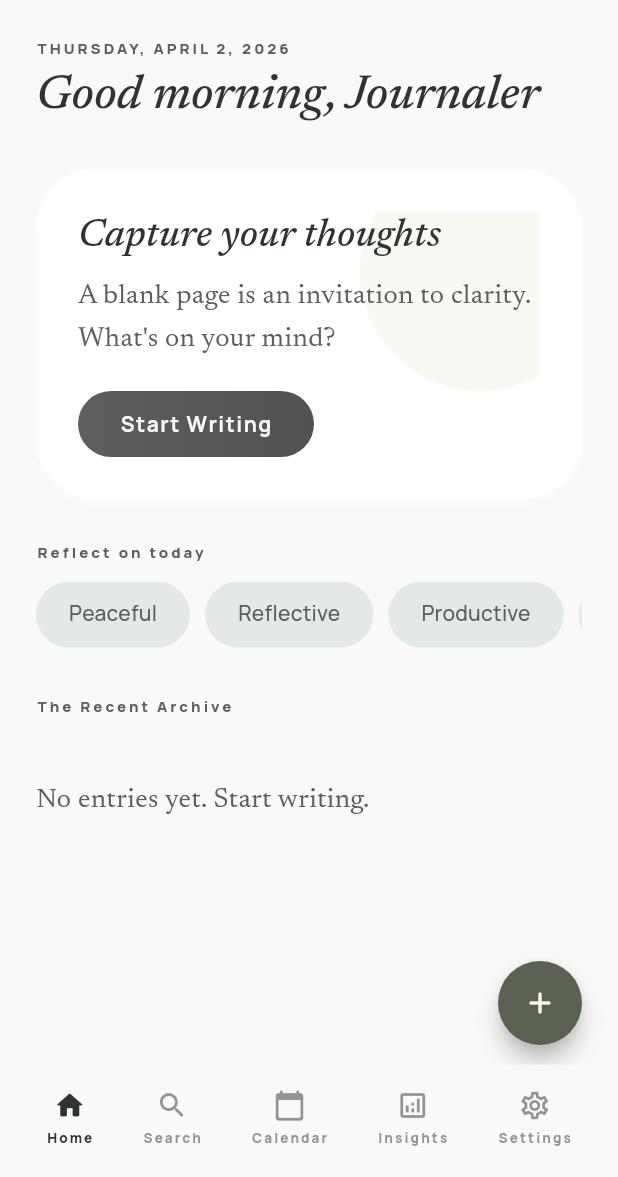
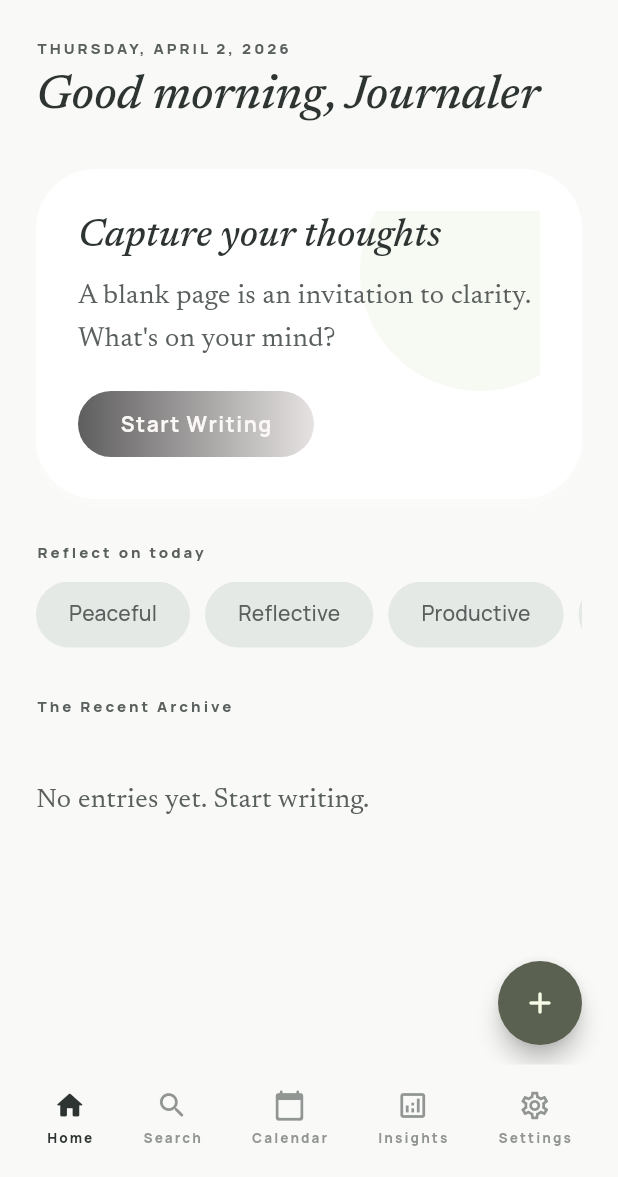
Before and after one commit to HasanSRTDMR/Memoirly, a Flutter app: the screen it shows after launch, after a tap on "SKIP", on a phone screen of 412 x 824 dp, the part 59-1236 px from its top. Run offline on Flutter 3.47's test engine with Material 3 defaults, Android fonts, the phone set to English and light mode, and no system bars; our stand-ins replace cloud_firestore, equatable, file_picker, firebase_auth, firebase_core, flutter_riverpod and 6 more; accounts and stored records are empty; network calls fail.

Commit message:
Dark Tema düzenlemesi

```diff
--- a/lib/core/error/journal_stream_error.dart
+++ b/lib/core/error/journal_stream_error.dart
@@ -1,7 +1,5 @@
 import 'package:flutter/material.dart';
 import 'package:memoirly/core/localization/app_localizations.dart';
-import 'package:memoirly/core/theme/app_colors.dart';
-
 /// Maps Firestore / network errors to user-visible text (see logcat).
 String describeJournalStreamError(Object error, AppLocalizations l) {
   final s = error.toString();
@@ -29,10 +27,10 @@ class JournalStreamErrorView extends StatelessWidget {
         child: Column(
           mainAxisAlignment: MainAxisAlignment.center,
           children: [
-            const Icon(
+            Icon(
               Icons.cloud_off_outlined,
               size: 56,
-              color: AppColors.onSurfaceVariant,
+              color: Theme.of(context).colorScheme.onSurfaceVariant,
             ),
             const SizedBox(height: 16),
             Text(
--- a/lib/core/widgets/writing_fab.dart
+++ b/lib/core/widgets/writing_fab.dart
@@ -1,6 +1,4 @@
 import 'package:flutter/material.dart';
-import 'package:memoirly/core/theme/app_colors.dart';
-
 class WritingFab extends StatelessWidget {
   const WritingFab({
     super.key,
@@ -15,14 +13,15 @@ class WritingFab extends StatelessWidget {
 
   @override
   Widget build(BuildContext context) {
+    final scheme = Theme.of(context).colorScheme;
     final bottomInset = MediaQuery.paddingOf(context).bottom;
     return Padding(
       padding: EdgeInsets.only(bottom: 72 + bottomInset, right: 8),
       child: FloatingActionButton(
         heroTag: heroTag,
         onPressed: onPressed,
-        backgroundColor: AppColors.secondary,
-        foregroundColor: AppColors.onSecondary,
+        backgroundColor: scheme.secondary,
+        foregroundColor: scheme.onSecondary,
         elevation: 6,
         child: const Icon(Icons.add_rounded),
       ),
--- a/lib/features/home/presentation/home_page.dart
+++ b/lib/features/home/presentation/home_page.dart
@@ -9,7 +9,6 @@ import 'package:memoirly/core/error/journal_stream_error.dart'
     show JournalStreamErrorView, describeJournalStreamError;
 import 'package:memoirly/core/localization/app_localizations.dart';
 import 'package:memoirly/core/localization/mood_localizations.dart';
-import 'package:memoirly/core/theme/app_colors.dart';
 import 'package:memoirly/core/widgets/archive_app_bar.dart';
 import 'package:memoirly/core/widgets/writing_fab.dart';
 import 'package:memoirly/domain/entities/journal_entry.dart';
@@ -129,6 +128,7 @@ class _StartWritingCard extends StatelessWidget {
   @override
   Widget build(BuildContext context) {
     final isDark = Theme.of(context).brightness == Brightness.dark;
+    final scheme = Theme.of(context).colorScheme;
     return Container(
       decoration: BoxDecoration(
         color: isDark ? Colors.black : Colors.white,
@@ -152,7 +152,7 @@ class _StartWritingCard extends StatelessWidget {
               height: 160,
               decoration: BoxDecoration(
                 shape: BoxShape.circle,
-                color: AppColors.secondaryContainer.withValues(alpha: 0.25),
+                color: scheme.secondaryContainer.withValues(alpha: 0.25),
               ),
             ),
           ),
@@ -173,8 +173,8 @@ class _StartWritingCard extends StatelessWidget {
               const SizedBox(height: 20),
               DecoratedBox(
                 decoration: BoxDecoration(
-                  gradient: const LinearGradient(
-                    colors: [AppColors.primary, AppColors.primaryDim],
+                  gradient: LinearGradient(
+                    colors: [scheme.primary, scheme.primaryContainer],
                   ),
                   borderRadius: BorderRadius.circular(999),
                 ),
@@ -191,7 +191,7 @@ class _StartWritingCard extends StatelessWidget {
                       child: Text(
                         l.startWriting,
                         style: Theme.of(context).textTheme.labelLarge?.copyWith(
-                              color: AppColors.onPrimary,
+                              color: scheme.onPrimary,
                               letterSpacing: 1,
                             ),
                       ),
@@ -218,8 +218,9 @@ class _MoodChip extends StatelessWidget {
 
   @override
   Widget build(BuildContext context) {
+    final scheme = Theme.of(context).colorScheme;
     return Material(
-      color: AppColors.surfaceContainerHigh,
+      color: scheme.surfaceContainerHigh,
       borderRadius: BorderRadius.circular(999),
       child: InkWell(
         onTap: onTap,
@@ -231,7 +232,7 @@ class _MoodChip extends StatelessWidget {
             style: Theme.of(context).textTheme.titleMedium?.copyWith(
                   fontSize: 14,
                   fontWeight: FontWeight.w500,
-                  color: AppColors.onSurfaceVariant,
+                  color: scheme.onSurfaceVariant,
                 ),
           ),
         ),
@@ -255,6 +256,7 @@ class _RecentEntryTile extends StatelessWidget {
 
   @override
   Widget build(BuildContext context) {
+    final scheme = Theme.of(context).colorScheme;
     final time = DateFormat.jm(locale).format(entry.createdAt);
     final preview = entry.content.trim().isEmpty
         ? '…'
@@ -281,7 +283,7 @@ class _RecentEntryTile extends StatelessWidget {
                   width: 2,
                   height: 52,
                   decoration: BoxDecoration(
-                    color: AppColors.surfaceVariant,
+                    color: scheme.surfaceContainerHighest,
                     borderRadius: BorderRadius.circular(2),
                   ),
                 ),
@@ -335,7 +337,7 @@ class _RecentEntryTile extends StatelessWidget {
                                   .textTheme
                                   .labelSmall
                                   ?.copyWith(
-                                    color: AppColors.primary,
+                                    color: scheme.primary,
                                     fontSize: 9,
                                   ),
                             ),
--- a/lib/features/onboarding/presentation/onboarding_page.dart
+++ b/lib/features/onboarding/presentation/onboarding_page.dart
@@ -3,8 +3,6 @@ import 'package:flutter_riverpod/flutter_riverpod.dart';
 import 'package:go_router/go_router.dart';
 import 'package:memoirly/core/di/providers.dart';
 import 'package:memoirly/core/localization/app_localizations.dart';
-import 'package:memoirly/core/theme/app_colors.dart';
-
 class OnboardingPage extends ConsumerStatefulWidget {
   const OnboardingPage({super.key});
 
@@ -30,6 +28,7 @@ class _OnboardingPageState extends ConsumerState<OnboardingPage> {
   @override
   Widget build(BuildContext context) {
     final l = AppLocalizations.of(context);
+    final scheme = Theme.of(context).colorScheme;
     final pages = [
       _OnboardSlide(
         child: Column(
@@ -40,10 +39,10 @@ class _OnboardingPageState extends ConsumerState<OnboardingPage> {
               height: 220,
               decoration: BoxDecoration(
                 borderRadius: BorderRadius.circular(120),
-                color: AppColors.tertiaryContainer.withValues(alpha: 0.5),
+                color: scheme.tertiaryContainer.withValues(alpha: 0.5),
                 boxShadow: [
                   BoxShadow(
-                    color: AppColors.tertiary.withValues(alpha: 0.12),
+                    color: scheme.tertiary.withValues(alpha: 0.12),
                     blurRadius: 48,
                   ),
                 ],
@@ -51,7 +50,7 @@ class _OnboardingPageState extends ConsumerState<OnboardingPage> {
               child: Icon(
                 Icons.auto_stories_rounded,
                 size: 88,
-                color: AppColors.tertiary.withValues(alpha: 0.85),
+                color: scheme.tertiary.withValues(alpha: 0.85),
               ),
             ),
             const SizedBox(height: 40),
@@ -74,7 +73,7 @@ class _OnboardingPageState extends ConsumerState<OnboardingPage> {
           mainAxisAlignment: MainAxisAlignment.center,
           children: [
             Icon(Icons.edit_note_rounded,
-                size: 96, color: AppColors.secondary.withValues(alpha: 0.85)),
+                size: 96, color: scheme.secondary.withValues(alpha: 0.85)),
             const SizedBox(height: 32),
             Text(
               l.onboardingPage2Title,
@@ -98,7 +97,7 @@ class _OnboardingPageState extends ConsumerState<OnboardingPage> {
           mainAxisAlignment: MainAxisAlignment.center,
           children: [
             Icon(Icons.calendar_month_rounded,
-                size: 96, color: AppColors.primary.withValues(alpha: 0.85)),
+                size: 96, color: scheme.primary.withValues(alpha: 0.85)),
             const SizedBox(height: 32),
             Text(
               l.onboardingPage3Title,
@@ -151,8 +150,8 @@ class _OnboardingPageState extends ConsumerState<OnboardingPage> {
                   decoration: BoxDecoration(
                     shape: BoxShape.circle,
                     color: i == _index
-                        ? AppColors.primary
-                        : AppColors.surfaceVariant,
+                        ? scheme.primary
+                        : scheme.surfaceContainerHighest,
                   ),
                 ),
               ),
@@ -179,8 +178,8 @@ class _OnboardingPageState extends ConsumerState<OnboardingPage> {
                       }
                     },
                     style: FilledButton.styleFrom(
-                      backgroundColor: AppColors.primary,
-                      foregroundColor: AppColors.onPrimary,
+                      backgroundColor: scheme.primary,
+                      foregroundColor: scheme.onPrimary,
                       padding: const EdgeInsets.symmetric(
                         horizontal: 28,
                         vertical: 16,
--- a/lib/features/settings/presentation/settings_page.dart
+++ b/lib/features/settings/presentation/settings_page.dart
@@ -405,7 +405,7 @@ class _ThemeChoice extends StatelessWidget {
               aspectRatio: 16 / 9,
               child: DecoratedBox(
                 decoration: BoxDecoration(
-                  color: darkPreview ? const Color(0xFF1C1C1C) : scheme.surface,
+                  color: darkPreview ? const Color(0xFF1C1C1C) : Colors.white,
                   borderRadius: BorderRadius.circular(12),
                   border: Border.all(
                     color: scheme.outlineVariant.withValues(alpha: 0.2),
@@ -416,9 +416,7 @@ class _ThemeChoice extends StatelessWidget {
                     width: 48,
                     height: 4,
                     decoration: BoxDecoration(
-                      color: darkPreview
-                          ? const Color(0xFF444444)
-                          : scheme.primary.withValues(alpha: 0.12),
+                      color:  const Color(0xFF444444),
                       borderRadius: BorderRadius.circular(2),
                     ),
                   ),
```
Also changed, not shown: lib/core/widgets/archive_sheets.dart (+5 -5 lines), lib/features/calendar/presentation/calendar_page.dart (+7 -2 lines), lib/features/insights/presentation/insights_page.dart (+25 -11 lines), lib/features/journal/presentation/entry_detail_page.dart (+13 -9 lines), lib/features/journal/presentation/write_entry_page.dart (+22 -22 lines).
